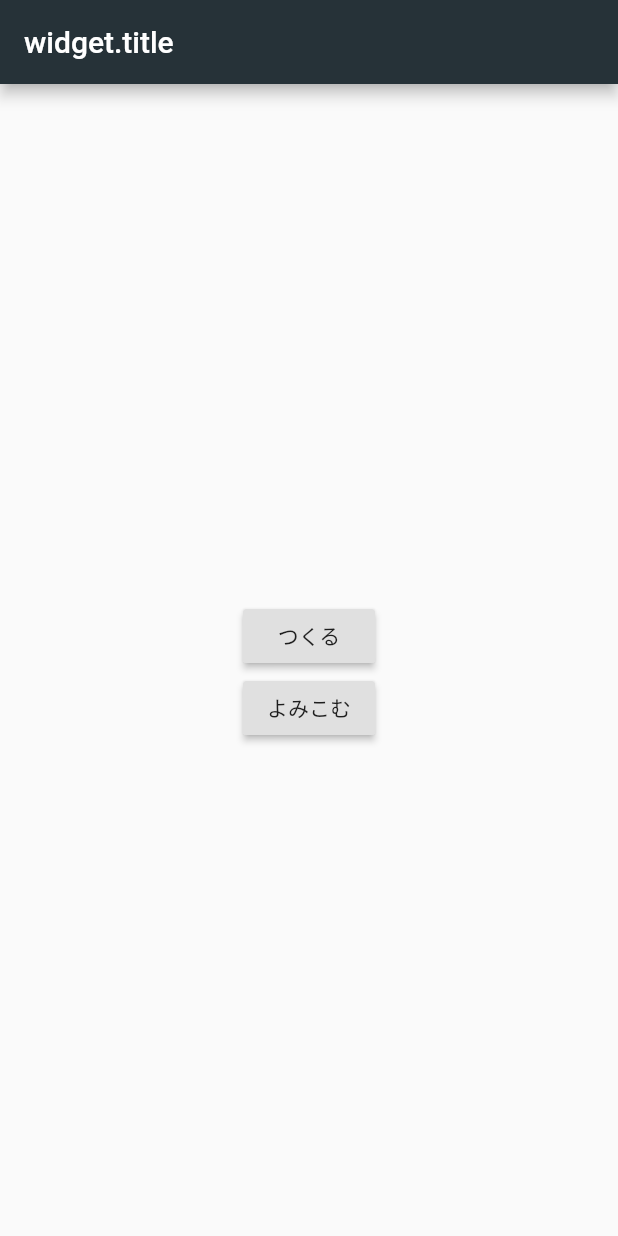
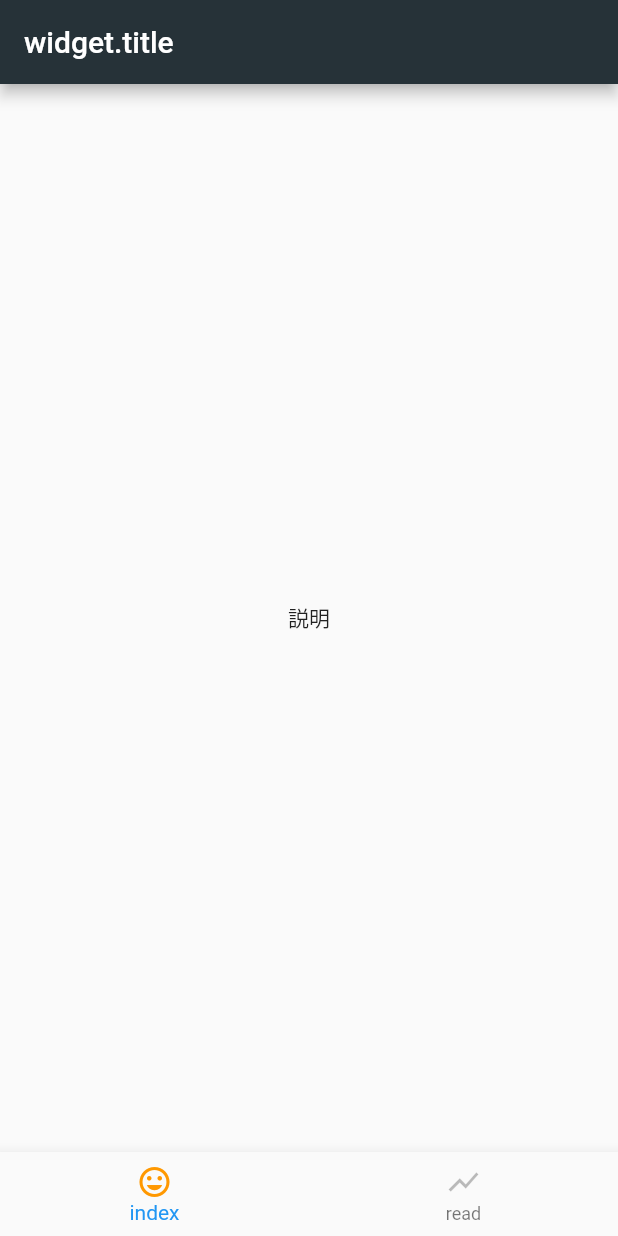
Before and after one commit to kyutech-programming-club/AugmentedPostcard, a Flutter app: the screen it shows after launch, on a phone screen of 412 x 824 dp. Run offline on Flutter 3.47's test engine with Material 2 defaults, Android fonts, the phone set to English and light mode, and no system bars.

Commit message:
Create footer

```diff
--- /dev/null
+++ b/lib/footer.dart
@@ -0,0 +1,91 @@
+import 'package:flutter/cupertino.dart';
+import 'package:flutter/material.dart';
+import 'index.dart';
+
+class RootWidget extends StatefulWidget {
+  RootWidget({Key key}) : super(key: key);
+
+  @override
+  _RootWidgetState createState() => _RootWidgetState();
+}
+
+class _RootWidgetState extends State<RootWidget> {
+  int _selectedIndex = 0;
+  final _bottomNavigationBarItems = <BottomNavigationBarItem>[];
+
+  static const _footerIcons = [
+    Icons.tag_faces,
+    Icons.show_chart,
+  ];
+
+  static const _footerItemNames = [
+    'index',
+    'read',
+  ];
+
+  var _routes = [
+    IndexWidget(),
+  ];
+
+  @override
+  void initState() {
+    super.initState();
+    _bottomNavigationBarItems.add(_updateActiveState(0));
+    for (var i = 1; i < _footerItemNames.length; i++) {
+      _bottomNavigationBarItems.add(_updateDeactiveState(i));
+    }
+  }
+
+  /// インデックスのアイテムをアクティベートする
+  BottomNavigationBarItem _updateActiveState(int index) {
+    return BottomNavigationBarItem(
+      icon: Icon(
+        _footerIcons[index],
+        color: Colors.orange,
+      ),
+      title: Text(
+        _footerItemNames[index],
+        style: TextStyle(
+          color: Colors.orange,
+        ),
+      ),
+    );
+  }
+
+  BottomNavigationBarItem _updateDeactiveState(int index) {
+    return BottomNavigationBarItem(
+      icon: Icon(
+        _footerIcons[index],
+        color: Colors.black26,
+      ),
+      title: Text(
+        _footerItemNames[index],
+        style: TextStyle(
+          color: Colors.black26,
+        ),
+      ),
+    );
+  }
+
+  void _onItemTapped(int index) {
+    setState(() {
+      _bottomNavigationBarItems[_selectedIndex] =
+          _updateDeactiveState(_selectedIndex);
+      _bottomNavigationBarItems[index] = _updateActiveState(index);
+      _selectedIndex = index;
+    });
+  }
+
+  @override
+  Widget build(BuildContext context) {
+    return Scaffold(
+      body: _routes.elementAt(_selectedIndex),
+      bottomNavigationBar: BottomNavigationBar(
+        type: BottomNavigationBarType.fixed, // これを書かないと3つまでしか表示されない
+        items: _bottomNavigationBarItems,
+        currentIndex: _selectedIndex,
+        onTap: _onItemTapped,
+      ),
+    );
+  }
+}
--- a/lib/index.dart
+++ b/lib/index.dart
@@ -1,15 +1,15 @@
 import 'package:flutter/material.dart';
 
-class RootWidget extends StatefulWidget {
-  RootWidget({Key key, this.title}) : super(key: key);
+class IndexWidget extends StatefulWidget {
+  IndexWidget({Key key, this.title}) : super(key: key);
 
   final String title;
 
   @override
-  _RootWidgetState createState() => _RootWidgetState();
+  _IndexWidgetState createState() => _IndexWidgetState();
 }
 
-class _RootWidgetState extends State<RootWidget> {
+class _IndexWidgetState extends State<IndexWidget> {
 
   @override
   Widget build(BuildContext context) {
@@ -26,23 +26,7 @@ class _RootWidgetState extends State<RootWidget> {
           mainAxisAlignment: MainAxisAlignment.center,
           children: <Widget>[
             Text(
-              '',
-            ),
-            RaisedButton(
-              child: Text("つくる"),
-              onPressed: () {
-                Navigator.pushNamed(context, 'record_root');
-              },
-              highlightElevation: 16.0,
-              highlightColor: Colors.blue,
-              onHighlightChanged: (value) {},
-            ),
-            RaisedButton(
-              child: Text("よみこむ"),
-              onPressed: () {},
-              highlightElevation: 16.0,
-              highlightColor: Colors.blue,
-              onHighlightChanged: (value) {},
+              '説明',
             ),
           ],
         ),
--- a/lib/main.dart
+++ b/lib/main.dart
@@ -1,6 +1,7 @@
 import 'package:flutter/material.dart';
 import 'index.dart';
 import 'record.dart';
+import 'footer.dart';
 
 void main() => runApp(App());
 
```
